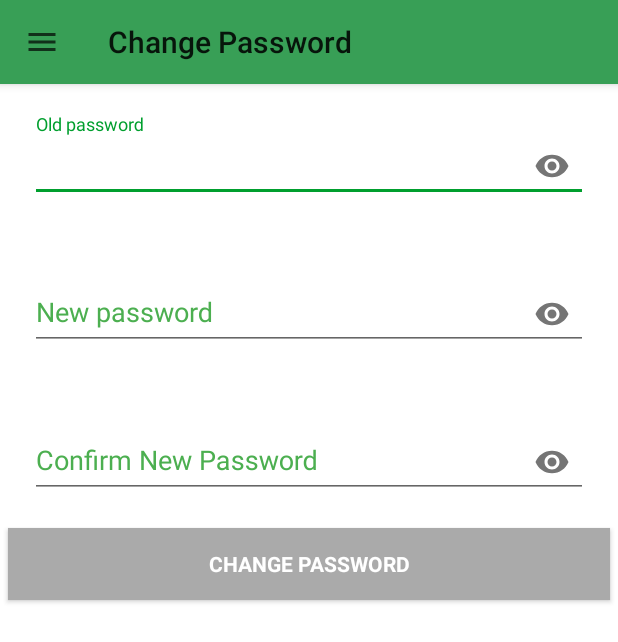
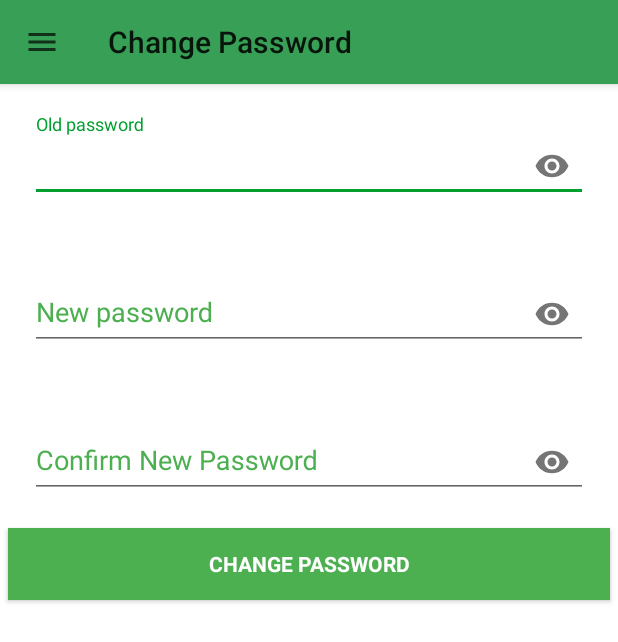
Before and after one commit to lwinmoehaindadada/FarmerGuide-admin-, an Android app: the ConversationFragment screen opened directly, with no data from a screen before it, in the side drawer, after a tap on "Change Password", on a phone screen of 412 x 824 dp. Shown: the top 642 px of the screen. Run offline under Robolectric (Android 15) with nearby library versions, the phone set to English and light mode, and no system bars; our stand-ins replace Firebase (no records; nobody signed in at launch, a user with empty details on screens opened directly); pictures from the network do not load.

Commit message:
admin button style change

```diff
--- a/app/src/main/res/values/styles.xml
+++ b/app/src/main/res/values/styles.xml
@@ -25,7 +25,7 @@
         <item name="android:textStyle">bold</item>
         <item name="android:textColor">@android:color/white</item>
         <item name="android:gravity">center</item>
-        <item name="android:background">@android:color/darker_gray</item>
+        <item name="android:background">@color/material_green_500</item>
         <item name="android:padding">3.0dip</item>
         <item name="android:layout_height">30.0dip</item>
         <item name="android:layout_marginLeft">5.0dip</item>
```
Also changed, not shown: app/src/main/java/tripleh/lmh/farmerguideadmin/holder/ChatViewHolder.java (+7 -0 lines).
